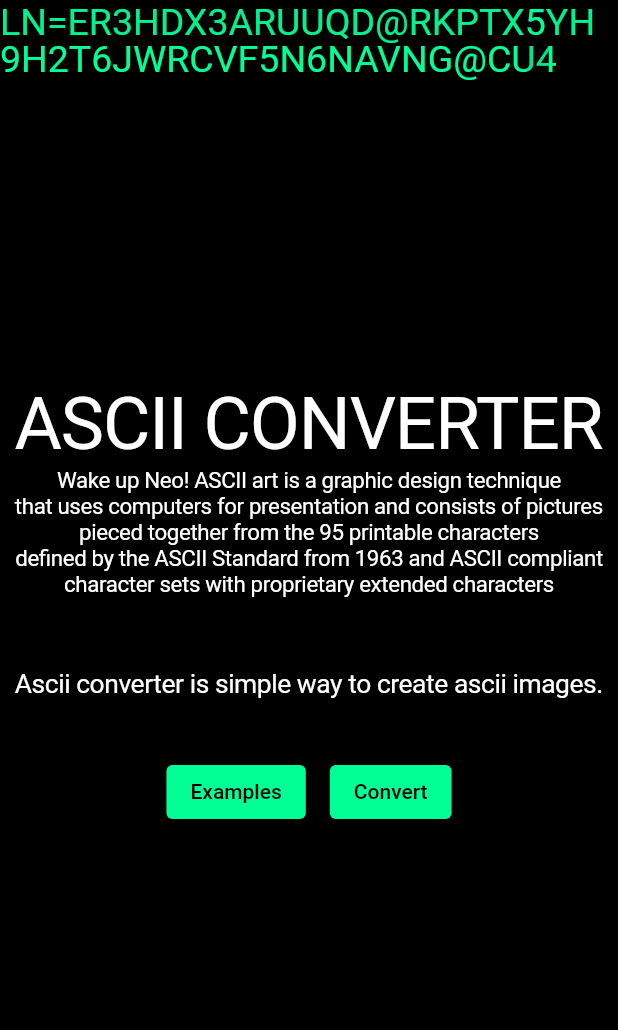
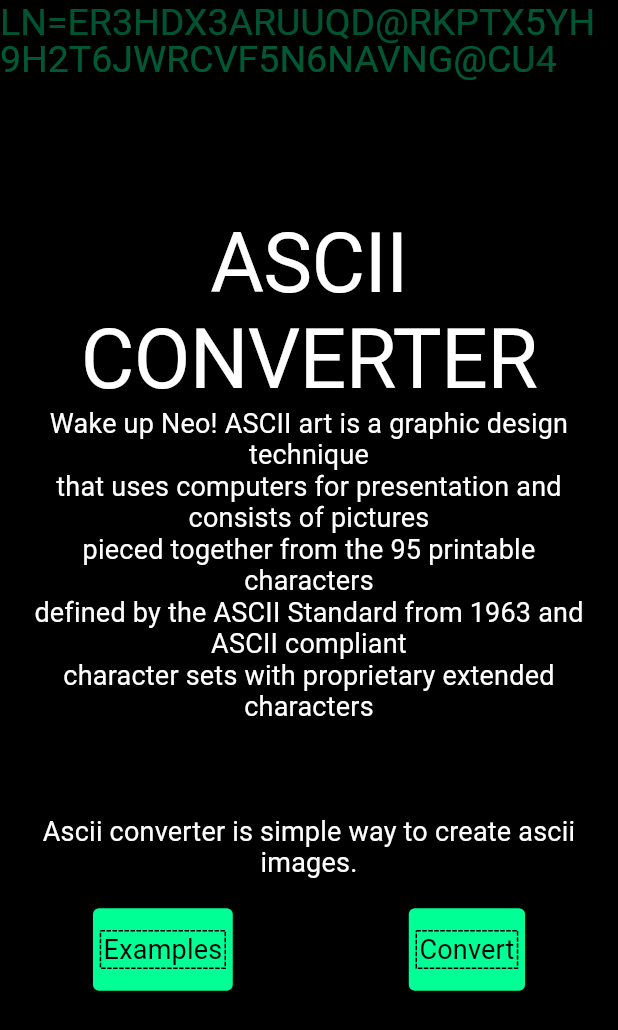
Before and after one commit to netos23/ascii-converter, a Flutter app: the screen it shows after launch, on a phone screen of 412 x 824 dp. Shown: the top 1030 px of the screen. Run offline on Flutter 3.47's test engine with Material 2 defaults, Android fonts, the light colour scheme and no system bars; drawn by our look-alikes of dotted_border; our stand-ins replace google_fonts.

Commit message:
refactor main page

```diff
--- a/web_page/lib/ui/pages/main_page.dart
+++ b/web_page/lib/ui/pages/main_page.dart
@@ -1,146 +1,114 @@
 import 'package:flutter/material.dart';
-import 'package:google_fonts/google_fonts.dart';
-import 'package:web_page/ui/widgets/dash_button.dart';
-import 'package:web_page/ui/widgets/matrix_background.dart';
+import 'package:web_page/ui/widgets/primary_color_button.dart';
 import 'package:web_page/ui/theme/color_theme.dart' as color_theme;
 import 'package:web_page/ui/theme/text_theme.dart' as text_theme;
+import 'package:web_page/ui/widgets/matrix_page.dart';
 
 class MainPage extends StatelessWidget {
   const MainPage({Key? key}) : super(key: key);
 
   @override
   Widget build(BuildContext context) {
-    return Scaffold(
-      body: MatrixBackground(
-        style: MatrixRainStyle.only(
-          textColor: color_theme.primary,
-          backgroundColor: color_theme.background,
-          // todo: create theme component
-          textStyle: GoogleFonts.cutiveMono(
-            fontWeight: FontWeight.w400,
-          ),
-        ),
-        child: Center(
-          child: OrientationBuilder(builder: (context, orientation) {
-            return orientation == Orientation.landscape
-                ? Padding(
-                    padding: const EdgeInsets.all(50.0),
-                    child: _buildBody(
-                      mainAxisSize: MainAxisSize.min,
-                    ),
-                  )
-                : _buildBody(
-                    mainAxisSize: MainAxisSize.max,
-                  );
-          }),
+    return MatrixPage(
+      landscapeLayout: _buildLandscape(),
+      portraitLayout: _buildPortrait(),
+    );
+  }
+
+  Widget _buildPortrait() {
+    return _buildBody(mainAxisSize: MainAxisSize.max);
+  }
+
+  Padding _buildLandscape() {
+    return Padding(
+      padding: const EdgeInsets.all(50.0),
+      child: _buildBody(
+        mainAxisSize: MainAxisSize.min,
+      ),
+    );
+  }
+
+  Widget _buildBody({
+    required MainAxisSize mainAxisSize,
+  }) {
+    return Container(
+      color: color_theme.darkCard,
+      child: Padding(
+        padding: const EdgeInsets.all(10.0),
+        child: Column(
+          mainAxisAlignment: MainAxisAlignment.center,
+          mainAxisSize: mainAxisSize,
+          children: [
+            Flexible(
+              flex: 3,
+              child: _buildTitle(),
+            ),
+            Flexible(
+              flex: 5,
+              child: _buildAboutArticle(),
+            ),
+            const Spacer(),
+            Flexible(
+              flex: 2,
+              child: _buildHintArticle(),
+            ),
+            Flexible(
+              flex: 2,
+              child: _buildNavigationRow(),
+            ),
+          ],
         ),
       ),
     );
   }
 
-  Container _buildBody({
-    required MainAxisSize mainAxisSize,
-  }) {
-    return Container(
-      color: color_theme.darkCard,
-      child: Column(
-        mainAxisSize: MainAxisSize.min,
-        children: [
-          Flexible(
-            flex: 3,
-            child: _buildAboutArticle(
-              mainAxisSize: mainAxisSize,
-            ),
-          ),
-          Flexible(
-            flex: 2,
-            child: _buildButtonsRow(),
-          ),
-        ],
-      ),
+  Text _buildHintArticle() {
+    return Text(
+      'Ascii converter is simple way to create ascii images.',
+      style: text_theme.regularText,
+      textAlign: TextAlign.center,
     );
   }
 
-  Widget _buildButtonsRow() {
+  Text _buildAboutArticle() {
+    return Text(
+      'Wake up Neo! ASCII art is a graphic design technique\n'
+      'that uses computers for presentation and consists of pictures\n'
+      'pieced together from the 95 printable characters\n'
+      'defined by the ASCII Standard from 1963 and ASCII compliant\n'
+      'character sets with proprietary extended characters',
+      style: text_theme.regularText,
+      textAlign: TextAlign.center,
+    );
+  }
+
+  Text _buildTitle() {
+    return Text(
+      'ASCII CONVERTER',
+      style: text_theme.headline1,
+      textAlign: TextAlign.center,
+      maxLines: 2,
+    );
+  }
+
+  Widget _buildNavigationRow() {
     return Padding(
       padding: const EdgeInsets.all(20.0),
       child: Row(
+        mainAxisSize: MainAxisSize.min,
         mainAxisAlignment: MainAxisAlignment.center,
         children: [
-          Padding(
-            padding: const EdgeInsets.all(8.0),
-            child: DashButton(
+          Flexible(
+            child: DashedTextButton(
               onPressed: () {},
-              background: color_theme.primary,
-              child: const Text(
-                'Examples',
-                style: TextStyle(
-                  color: color_theme.darkText,
-                ),
-              ),
-            ),
-          ),
-          Padding(
-            padding: const EdgeInsets.all(8.0),
-            child: DashButton(
-              onPressed: () {},
-              background: color_theme.primary,
-              child: const Text(
-                'Convert',
-                style: TextStyle(
-                  color: color_theme.darkText,
-                ),
-              ),
-            ),
-          ),
-        ],
-      ),
-    );
-  }
-
-  Widget _buildAboutArticle({
-    required MainAxisSize mainAxisSize,
-  }) {
-    return Padding(
-      padding: const EdgeInsets.all(10.0),
-      child: Column(
-        mainAxisAlignment: MainAxisAlignment.center,
-        mainAxisSize: MainAxisSize.min,
-        children: [
-          Flexible(
-            flex: 3,
-            child: FittedBox(
-              child: Text(
-                'ASCII CONVERTER',
-                style: text_theme.headline1,
-                textAlign: TextAlign.center,
-                maxLines: 2,
-              ),
-            ),
-          ),
-          Flexible(
-            flex: 5,
-            child: FittedBox(
-              child: Text(
-                'Wake up Neo! ASCII art is a graphic design technique\n'
-                'that uses computers for presentation and consists of pictures\n'
-                'pieced together from the 95 printable characters\n'
-                'defined by the ASCII Standard from 1963 and ASCII compliant\n'
-                'character sets with proprietary extended characters',
-                style: text_theme.headline2,
-                textAlign: TextAlign.center,
-                textDirection: TextDirection.ltr,
-              ),
+              text: 'Examples',
             ),
           ),
           const Spacer(),
           Flexible(
-            child: FittedBox(
-              child: Text(
-                'Ascii converter is simple way to create ascii images.',
-                style: text_theme.headline2,
-                textAlign: TextAlign.center,
-              ),
+            child: DashedTextButton(
+              onPressed: () {},
+              text: 'Convert',
             ),
           ),
         ],
--- a/web_page/lib/ui/theme/color_theme.dart
+++ b/web_page/lib/ui/theme/color_theme.dart
@@ -2,7 +2,7 @@
 import 'package:flutter/material.dart';
 
 const background = Colors.black;
-const darkCard = Color(0x6E000000);
+const darkCard = Color(0xA6000000);
 const lightCard = Color(0x9000ff95);
 const primary = Color(0xff00ff95);
 const text = Colors.white;
--- a/web_page/lib/ui/theme/text_theme.dart
+++ b/web_page/lib/ui/theme/text_theme.dart
@@ -3,15 +3,29 @@ import 'package:google_fonts/google_fonts.dart';
 import 'package:web_page/ui/theme/color_theme.dart' as color_theme;
 
 final headline1 = GoogleFonts.cutiveMono(
-  fontSize: 96,
+  fontSize: 55,
   fontWeight: FontWeight.w400,
-  letterSpacing: -1.5,
+  letterSpacing: -0.5,
   color: color_theme.text,
 );
 
 final headline2 = GoogleFonts.cutiveMono(
-  fontSize: 30,
+  fontSize: 34,
   fontWeight: FontWeight.w400,
-  letterSpacing: -0.5,
+  letterSpacing: 0.25,
   color: color_theme.text,
 );
+
+final regularText = GoogleFonts.cutiveMono(
+  fontSize: 18,
+  fontWeight: FontWeight.w400,
+  letterSpacing: 0.15,
+  color: color_theme.text,
+);
+
+final regularTextDark = GoogleFonts.cutiveMono(
+  fontSize: 18,
+  fontWeight: FontWeight.w400,
+  letterSpacing: 0.15,
+  color: color_theme.darkText,
+);
--- a/web_page/lib/ui/widgets/dash_button.dart
+++ /dev/null
@@ -1,25 +0,0 @@
-import 'package:flutter/material.dart';
-
-class DashButton extends StatelessWidget {
-  const DashButton({
-    Key? key,
-    required this.child,
-    required this.onPressed,
-    required this.background,
-  }) : super(key: key);
-
-  final Widget child;
-  final VoidCallback onPressed;
-  final Color background;
-
-  @override
-  Widget build(BuildContext context) {
-    return ElevatedButton(
-      style: ButtonStyle(
-          backgroundColor:
-              MaterialStateColor.resolveWith((states) => background)),
-      onPressed: onPressed,
-      child: child,
-    );
-  }
-}
--- a/web_page/lib/ui/widgets/matrix_background.dart
+++ b/web_page/lib/ui/widgets/matrix_background.dart
@@ -1,7 +1,5 @@
 import 'dart:math';
-
 import 'package:flutter/material.dart';
-import 'package:google_fonts/google_fonts.dart';
 
 const asciiChars = [
   65,
@@ -249,8 +247,8 @@ class _MatrixRainPainter extends CustomPainter {
       );
 
       text.layout(
+        minWidth: size.width,
         maxWidth: size.width,
-        minWidth: size.width,
       );
       text.paint(
         canvas,
--- /dev/null
+++ b/web_page/lib/ui/widgets/matrix_page.dart
@@ -0,0 +1,48 @@
+import 'package:flutter/material.dart';
+import 'package:google_fonts/google_fonts.dart';
+import 'package:web_page/ui/theme/color_theme.dart' as color_theme;
+import 'package:web_page/ui/theme/text_theme.dart' as text_theme;
+
+import 'matrix_background.dart';
+
+class MatrixPage extends StatelessWidget {
+  final Widget landscapeLayout;
+  final Widget portraitLayout;
+
+  const MatrixPage({
+    Key? key,
+    required this.landscapeLayout,
+    required this.portraitLayout,
+  }) : super(key: key);
+
+  const MatrixPage.singleLayout({
+    Key? key,
+    required Widget layout,
+  }) : this(
+          key: key,
+          landscapeLayout: layout,
+          portraitLayout: layout,
+        );
+
+  @override
+  Widget build(BuildContext context) {
+    return Scaffold(
+      body: MatrixBackground(
+        style: MatrixRainStyle.only(
+          textColor: color_theme.primary,
+          backgroundColor: color_theme.background,
+          textStyle: GoogleFonts.cutiveMono(
+            fontWeight: FontWeight.w400,
+          ),
+        ),
+        child: Center(
+          child: OrientationBuilder(builder: (context, orientation) {
+            return orientation == Orientation.landscape
+                ? landscapeLayout
+                : portraitLayout;
+          }),
+        ),
+      ),
+    );
+  }
+}
--- /dev/null
+++ b/web_page/lib/ui/widgets/primary_color_button.dart
@@ -0,0 +1,42 @@
+import 'package:dotted_border/dotted_border.dart';
+import 'package:flutter/material.dart';
+import 'package:web_page/ui/theme/color_theme.dart' as color_theme;
+import 'package:web_page/ui/theme/text_theme.dart' as text_theme;
+
+class DashedTextButton extends StatelessWidget {
+  final String text;
+  final VoidCallback onPressed;
+  final Color background;
+  final TextStyle? style;
+
+  const DashedTextButton({
+    Key? key,
+    required this.text,
+    required this.onPressed,
+    this.background = color_theme.primary,
+    this.style,
+  }) : super(key: key);
+
+  @override
+  Widget build(BuildContext context) {
+    return ElevatedButton(
+      style: ButtonStyle(
+        padding: MaterialStateProperty.all(
+          const EdgeInsets.symmetric(
+            vertical: 15,
+            horizontal: 5,
+          ),
+        ),
+        backgroundColor: MaterialStateColor.resolveWith((states) => background),
+        elevation: MaterialStateProperty.all(0),
+      ),
+      onPressed: onPressed,
+      child: DottedBorder(
+        child: Text(
+          text,
+          style: style ?? text_theme.regularTextDark,
+        ),
+      ),
+    );
+  }
+}
--- a/web_page/pubspec.yaml
+++ b/web_page/pubspec.yaml
@@ -35,6 +35,7 @@ dependencies:
   # Use with the CupertinoIcons class for iOS style icons.
   cupertino_icons: ^1.0.2
   google_fonts: ^3.0.1
+  dotted_border: ^2.0.0+2
 
 dev_dependencies:
   flutter_test:
```
Also changed, not shown: web_page/pubspec.lock.
